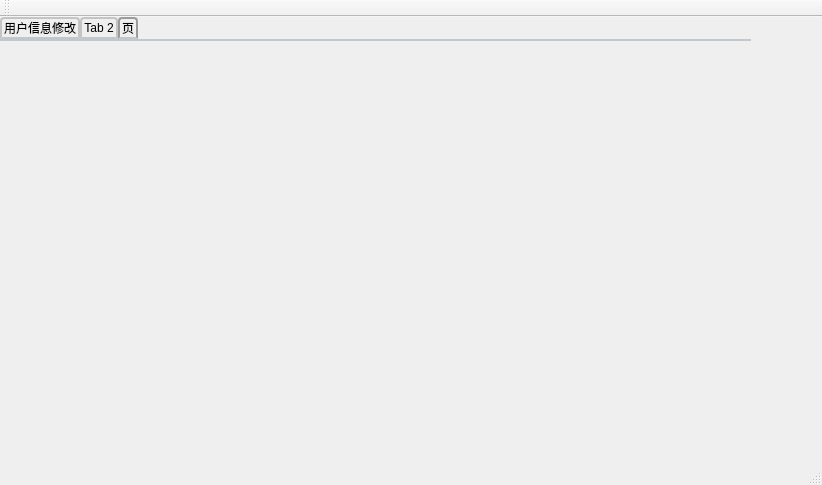
Before: the Qt Designer form mainwindow.ui in TommyLee96/flight-management, drawn with Qt 5.
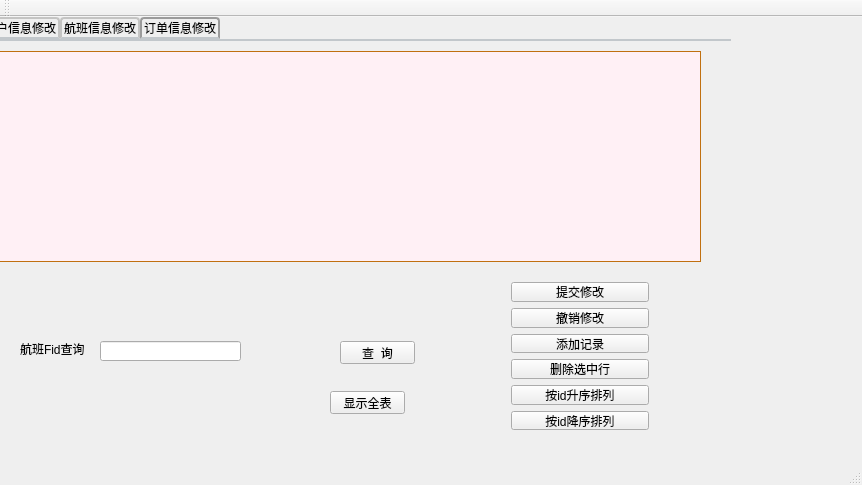
After: the same form once the commit is applied. The open tabs and pages were chosen to show the change.

Patch:
```diff
--- a/mainwindow.ui
+++ b/mainwindow.ui
@@ -6,7 +6,7 @@
    <rect>
     <x>0</x>
     <y>0</y>
-    <width>822</width>
+    <width>862</width>
     <height>485</height>
    </rect>
   </property>
@@ -17,7 +17,7 @@
    <widget class="QTabWidget" name="tabWidget">
     <property name="geometry">
      <rect>
-      <x>0</x>
+      <x>-20</x>
       <y>0</y>
       <width>751</width>
       <height>441</height>
@@ -196,7 +196,7 @@
     </widget>
     <widget class="QWidget" name="tab_2">
      <attribute name="title">
-      <string>Tab 2</string>
+      <string>航班信息修改</string>
      </attribute>
      <widget class="QTableView" name="tableView_2">
       <property name="geometry">
@@ -314,8 +314,138 @@
     </widget>
     <widget class="QWidget" name="tab">
      <attribute name="title">
-      <string>页</string>
+      <string>订单信息修改</string>
      </attribute>
+     <widget class="QTableView" name="tableView_3">
+      <property name="geometry">
+       <rect>
+        <x>0</x>
+        <y>10</y>
+        <width>721</width>
+        <height>211</height>
+       </rect>
+      </property>
+      <property name="styleSheet">
+       <string notr="true">
+QTableView{
+	 
+    color: rgb(0, 0, 0);
+    border: 1px solid #C07010;          /*边框颜色*/
+    gridline-color:#C07010;             /*grid线颜色*/
+    background-color: rgb(255, 240 ,245);
+    alternate-background-color: rgb(200, 200, 200); /*行交替颜色*/
+    selection-background-color: rgb(130, 190, 100); /*选中行背景颜色*/
+}
+
+QTableView::item:!alternate:!selected{
+    background-color: rgb(220, 220, 220);    /*交替行的另一颜色*/
+}
+QHeaderView{background:skyblue;}</string>
+      </property>
+     </widget>
+     <widget class="QWidget" name="verticalLayoutWidget_3">
+      <property name="geometry">
+       <rect>
+        <x>520</x>
+        <y>230</y>
+        <width>160</width>
+        <height>170</height>
+       </rect>
+      </property>
+      <layout class="QVBoxLayout" name="verticalLayout_3">
+       <item>
+        <widget class="QPushButton" name="pushButton_17">
+         <property name="text">
+          <string>提交修改</string>
+         </property>
+        </widget>
+       </item>
+       <item>
+        <widget class="QPushButton" name="pushButton_18">
+         <property name="text">
+          <string>撤销修改</string>
+         </property>
+        </widget>
+       </item>
+       <item>
+        <widget class="QPushButton" name="pushButton_19">
+         <property name="text">
+          <string>添加记录</string>
+         </property>
+        </widget>
+       </item>
+       <item>
+        <widget class="QPushButton" name="pushButton_20">
+         <property name="text">
+          <string>删除选中行</string>
+         </property>
+        </widget>
+       </item>
+       <item>
+        <widget class="QPushButton" name="pushButton_21">
+         <property name="text">
+          <string>按id升序排列</string>
+         </property>
+        </widget>
+       </item>
+       <item>
+        <widget class="QPushButton" name="pushButton_22">
+         <property name="text">
+          <string>按id降序排列</string>
+         </property>
+        </widget>
+       </item>
+      </layout>
+     </widget>
+     <widget class="QPushButton" name="pushButton_23">
+      <property name="geometry">
+       <rect>
+        <x>360</x>
+        <y>300</y>
+        <width>75</width>
+        <height>23</height>
+       </rect>
+      </property>
+      <property name="text">
+       <string>查  询</string>
+      </property>
+     </widget>
+     <widget class="QPushButton" name="pushButton_24">
+      <property name="geometry">
+       <rect>
+        <x>350</x>
+        <y>350</y>
+        <width>75</width>
+        <height>23</height>
+       </rect>
+      </property>
+      <property name="text">
+       <string>显示全表</string>
+      </property>
+     </widget>
+     <widget class="QLineEdit" name="lineEdit_3">
+      <property name="geometry">
+       <rect>
+        <x>120</x>
+        <y>300</y>
+        <width>141</width>
+        <height>20</height>
+       </rect>
+      </property>
+     </widget>
+     <widget class="QLabel" name="label_3">
+      <property name="geometry">
+       <rect>
+        <x>40</x>
+        <y>300</y>
+        <width>71</width>
+        <height>16</height>
+       </rect>
+      </property>
+      <property name="text">
+       <string>航班Fid查询</string>
+      </property>
+     </widget>
     </widget>
    </widget>
   </widget>
```
Left out of the diff: 44 changed lines with no effect on the pictures.
